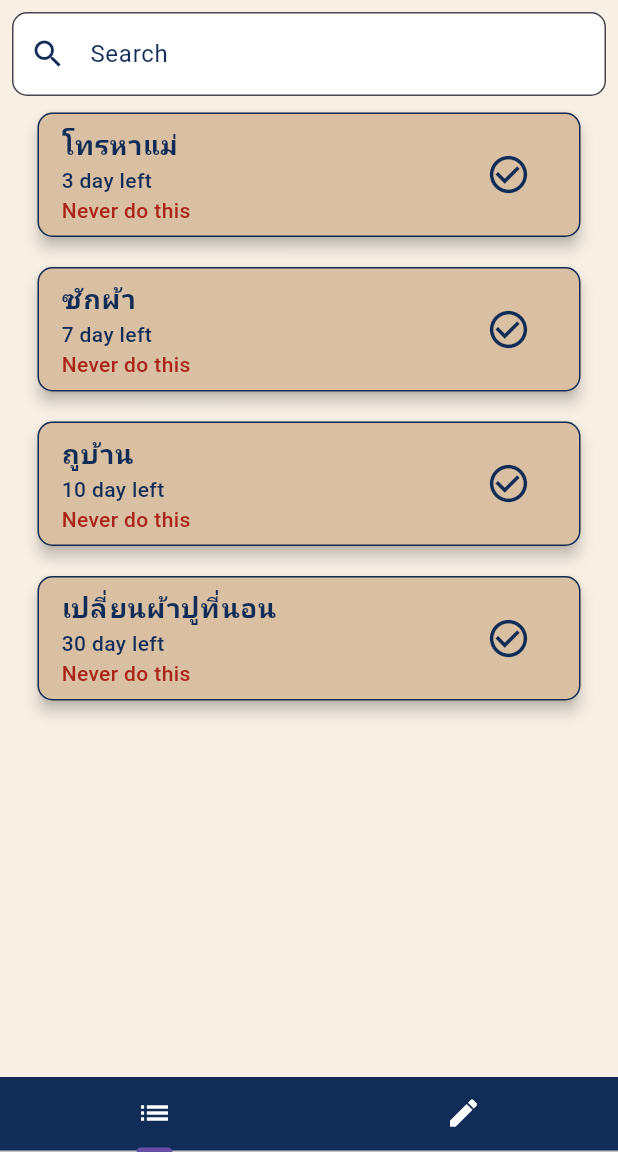
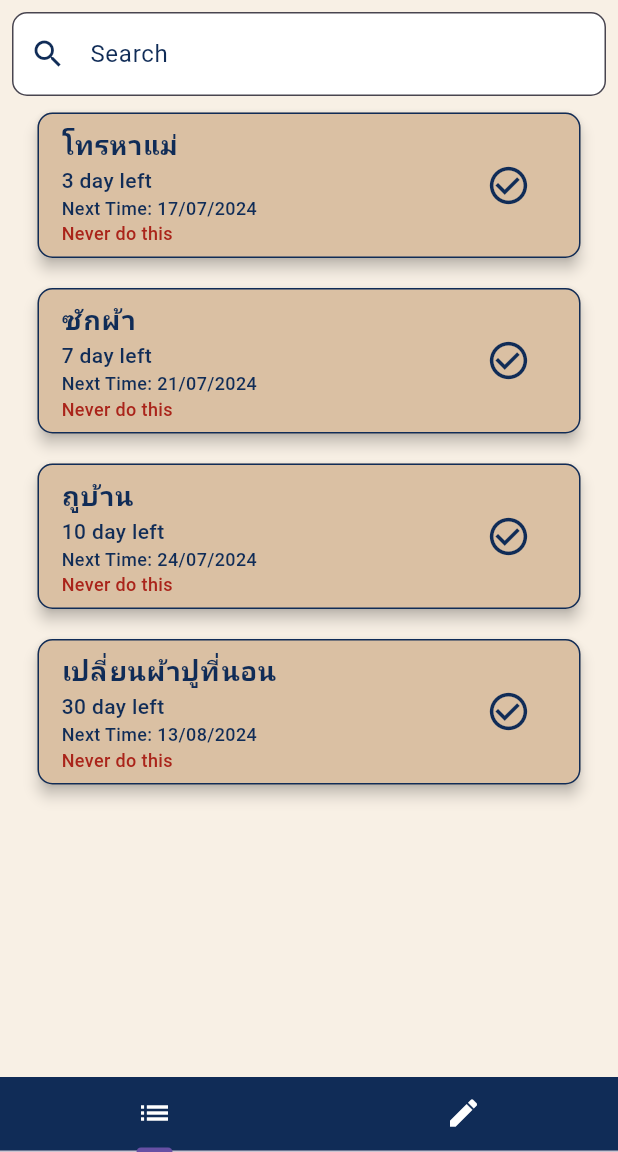
Before and after one commit to oBR1o/lasttime_app, a Flutter app: the screen it shows after launch, on a phone screen of 412 x 824 dp, the part 84-1236 px from its top. Run offline on Flutter 3.47's test engine with Material 3 defaults, Android fonts, the light colour scheme and no system bars; our stand-ins replace bloc, equatable, flutter_bloc, google_fonts.

Commit message:
Update Nextime for Task

```diff
--- a/lib/mock_repo.dart
+++ b/lib/mock_repo.dart
@@ -3,10 +3,10 @@ import 'package:lasttime/repo.dart';
 
 class LastTimeMockRepository extends LastTimeRepository{
    List<LastTimeItem> items =[
-      const LastTimeItem(1, 'ซักผ้า', 7, null),
-      const LastTimeItem(2, 'ถูบ้าน', 10, null),
-      const LastTimeItem(3, 'เปลี่ยนผ้าปูที่นอน', 30, null),
-      const LastTimeItem(4, 'โทรหาแม่', 3, null),
+      LastTimeItem(1, 'ซักผ้า', 7, null,),
+      LastTimeItem(2, 'ถูบ้าน', 10, null),
+      LastTimeItem(3, 'เปลี่ยนผ้าปูที่นอน', 30, null),
+      LastTimeItem(4, 'โทรหาแม่', 3, null),
     ];
 
     int lastId = 4;
--- a/lib/model.dart
+++ b/lib/model.dart
@@ -5,8 +5,12 @@ class LastTimeItem extends Equatable{
   final String name;
   final int cycleDays;
   final DateTime? lastAction;
+  final DateTime? nextAction;
 
-  const LastTimeItem(this.id,this.name,this.cycleDays,this.lastAction,);
+  LastTimeItem(this.id, this.name, this.cycleDays, this.lastAction)
+      : nextAction = lastAction != null
+            ? lastAction.add(Duration(days: cycleDays))
+            : DateTime.now().add(Duration(days: cycleDays));
 
   @override
   List<Object?> get props => [id, lastAction];
--- a/lib/widgets/lasttime_viewlist.dart
+++ b/lib/widgets/lasttime_viewlist.dart
@@ -71,13 +71,27 @@ class LastTimeViewList extends StatelessWidget {
                                     ),
                                   ),
                                   Text(
+                                    items[index].nextAction != null
+                                        ? 'Next Time: ${DateFormat('dd/MM/yyyy').format(items[index].nextAction!)}'
+                                        : 'Next Time: -',
+                                    style: GoogleFonts.roboto(
+                                      color:
+                                          const Color.fromARGB(255, 16, 44, 87),
+                                      fontSize: 12,
+                                      fontWeight: FontWeight.w500,
+                                    ),
+                                  ),
+                                  Text(
                                     items[index].lastAction != null
-                                        ? 'Last time: ${DateFormat('dd/MM/yyyy').format(items[index].lastAction!)}'
+                                        ? 'Last Time: ${DateFormat('dd/MM/yyyy').format(items[index].lastAction!)}'
                                         : 'Never do this',
                                     style: GoogleFonts.roboto(
-                                      color:
-                                          items[index].lastAction != null ? const Color.fromARGB(255, 12, 109, 44) : const Color.fromARGB(255, 170, 36, 26),
-                                      fontSize: 14,
+                                      color: items[index].lastAction != null
+                                          ? const Color.fromARGB(
+                                              255, 12, 109, 44)
+                                          : const Color.fromARGB(
+                                              255, 170, 36, 26),
+                                      fontSize: 12,
                                       fontWeight: FontWeight.w500,
                                     ),
                                   ),
```
